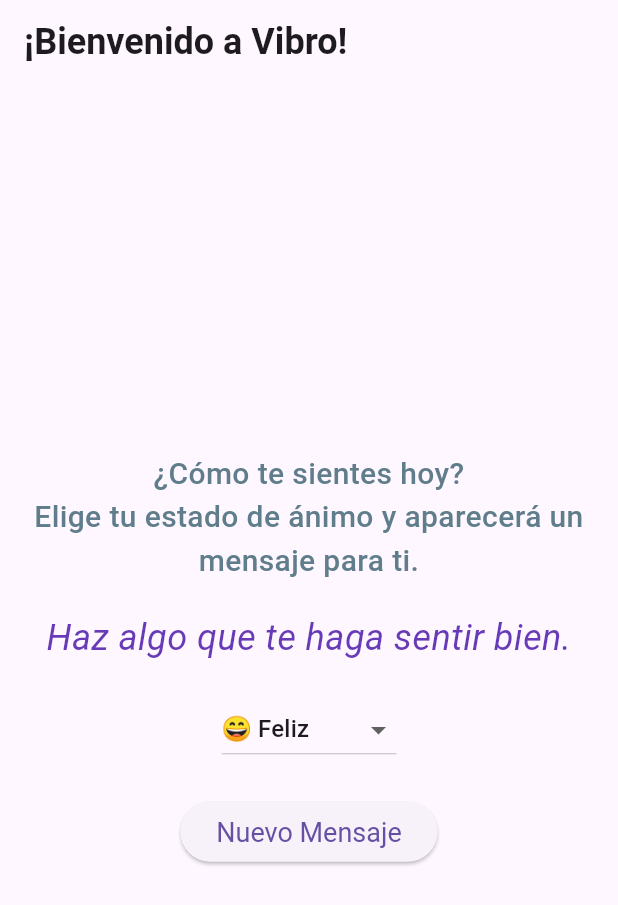
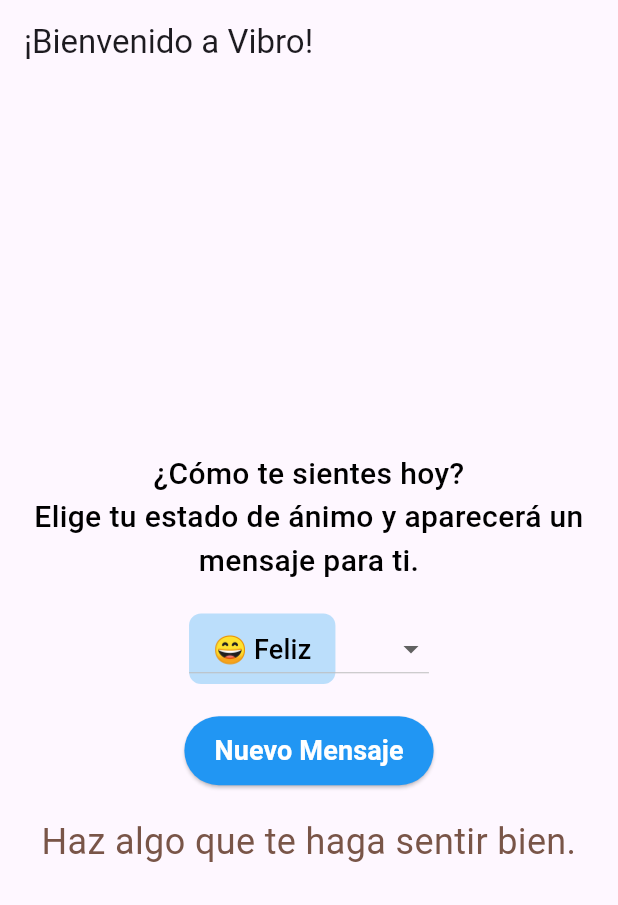
Before and after one commit to wh1tneyr/my_app, a Flutter app: the screen it shows after launch, on a phone screen of 412 x 824 dp. Shown: the top 905 px of the screen. Run offline on Flutter 3.47's test engine with Material 3 defaults, Android fonts, the light colour scheme and no system bars.

```diff
--- a/vibro/lib/main.dart
+++ b/vibro/lib/main.dart
@@ -76,13 +76,13 @@
     actualizarMensajePorEstado();
   }
 
-  void cambiarMensaje() {
+  void actualizarMensajePorEstado() {
     setState(() {
       mensajeActual = estadosAnimo[estadoSeleccionado]![Random().nextInt(estadosAnimo[estadoSeleccionado]!.length)];
     });
   }
 
-  void actualizarMensajePorEstado() {
+  void cambiarMensaje() {
     setState(() {
       mensajeActual = estadosAnimo[estadoSeleccionado]![Random().nextInt(estadosAnimo[estadoSeleccionado]!.length)];
     });
@@ -92,7 +92,7 @@
   Widget build(BuildContext context) {
     return Scaffold(
       appBar: AppBar(
-        title: Text('¡Bienvenido a Vibro!', style: TextStyle(fontFamily: 'Roboto', fontSize: 24, fontWeight: FontWeight.bold)),
+        title: Text('¡Bienvenido a Vibro!'),
       ),
       body: Center(
         child: Column(
@@ -100,13 +100,7 @@
           children: [
             Text(
               '¿Cómo te sientes hoy?\nElige tu estado de ánimo y aparecerá un mensaje para ti.',
-              style: TextStyle(fontSize: 20, fontWeight: FontWeight.w500, color: Colors.blueGrey),
-              textAlign: TextAlign.center,
-            ),
-            SizedBox(height: 20),
-            Text(
-              mensajeActual,
-              style: TextStyle(fontSize: 24, fontStyle: FontStyle.italic, color: Colors.deepPurple),
+              style: TextStyle(fontSize: 20, fontWeight: FontWeight.w500, color: Colors.black),
               textAlign: TextAlign.center,
             ),
             SizedBox(height: 20),
@@ -115,23 +109,45 @@
               onChanged: (String? nuevoEstado) {
                 setState(() {
                   estadoSeleccionado = nuevoEstado!;
-                  actualizarMensajePorEstado();
                 });
+                actualizarMensajePorEstado();
               },
               items: estadosAnimo.keys.map<DropdownMenuItem<String>>((String estado) {
                 return DropdownMenuItem<String>(
                   value: estado,
-                  child: Text(estado),
+                  child: Container(
+                    padding: EdgeInsets.symmetric(horizontal: 16.0, vertical: 10.0),
+                    decoration: BoxDecoration(
+                      color: Colors.blue[100], // Color de fondo del botón
+                      borderRadius: BorderRadius.circular(8.0),
+                    ),
+                    child: Text(
+                      estado,
+                      style: TextStyle(fontSize: 18, color: Colors.black),
+                    ),
+                  ),
                 );
               }).toList(),
+              dropdownColor: Colors.blue[50], // Color del menú desplegable
             ),
             SizedBox(height: 20),
             ElevatedButton(
               onPressed: cambiarMensaje,
-              child: Text('Nuevo Mensaje'),
               style: ElevatedButton.styleFrom(
-                textStyle: TextStyle(fontSize: 18),
+                backgroundColor: Colors.blue, // Color de fondo
+                foregroundColor: Colors.white, // Color del texto
+                padding: EdgeInsets.symmetric(horizontal: 20, vertical: 10),
               ),
+              child: Text(
+                'Nuevo Mensaje',
+                style: TextStyle(fontSize: 18, fontWeight: FontWeight.bold),
+              ),
+            ),
+            SizedBox(height: 20),
+            Text(
+              mensajeActual,
+              style: TextStyle(fontSize: 24, color: Colors.primaries[Random().nextInt(Colors.primaries.length)]), // Color aleatorio
+              textAlign: TextAlign.center,
             ),
           ],
         ),
```
